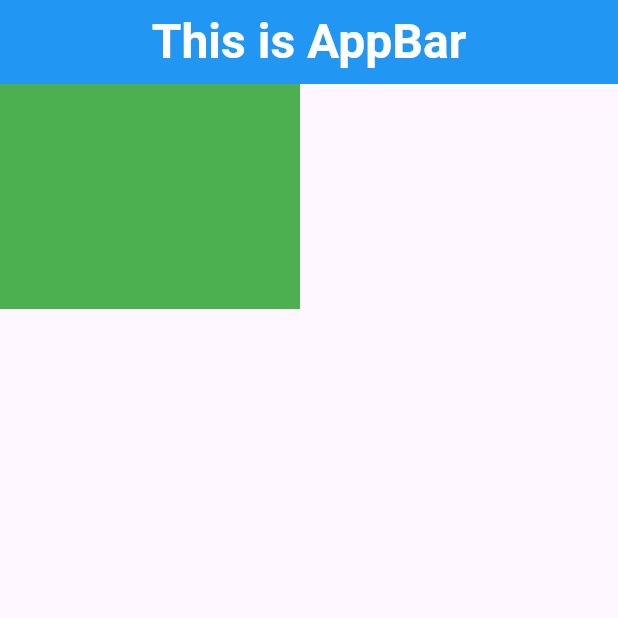
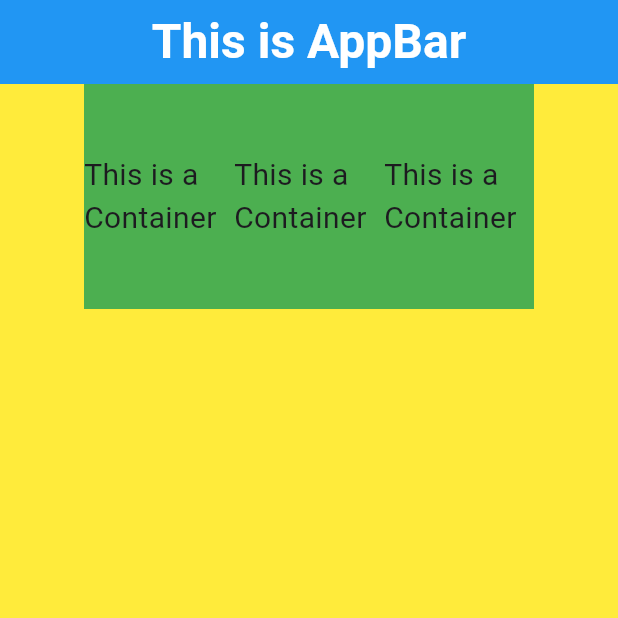
Before and after one commit to tynchtykkg/first_lesson, a Flutter app: the screen it shows after launch, on a phone screen of 412 x 824 dp, the top half of it. Run offline on Flutter 3.47's test engine with Material 3 defaults, Android fonts, the phone set to English and light mode, and no system bars.

Commit message:
first lesson done

```diff
--- a/lib/main.dart
+++ b/lib/main.dart
@@ -14,6 +14,7 @@ class MyApp extends StatelessWidget {
     return MaterialApp(
       debugShowCheckedModeBanner: false,
       home: Scaffold(
+        backgroundColor: Colors.yellow,
         appBar: AppBar(
           centerTitle: true,
           backgroundColor: Colors.blue,
@@ -26,10 +27,49 @@ class MyApp extends StatelessWidget {
             ),
           ),
         ),
-        body: Container(
-          height: 150,
-          width: 200,
-          color: Colors.green,
+        body: Row(
+          mainAxisAlignment: MainAxisAlignment.center,
+          children: [
+            Container(
+              height: 150,
+              width: 100,
+              color: Colors.green,
+              child: const Center(
+                child: Text(
+                  'This is a Container',
+                  style: TextStyle(
+                    fontSize: 20,
+                  ),
+                ),
+              ),
+            ),
+            Container(
+              height: 150,
+              width: 100,
+              color: Colors.green,
+              child: const Center(
+                child: Text(
+                  'This is a Container',
+                  style: TextStyle(
+                    fontSize: 20,
+                  ),
+                ),
+              ),
+            ),
+            Container(
+              height: 150,
+              width: 100,
+              color: Colors.green,
+              child: const Center(
+                child: Text(
+                  'This is a Container',
+                  style: TextStyle(
+                    fontSize: 20,
+                  ),
+                ),
+              ),
+            ),
+          ],
         ),
       ),
     );
```
